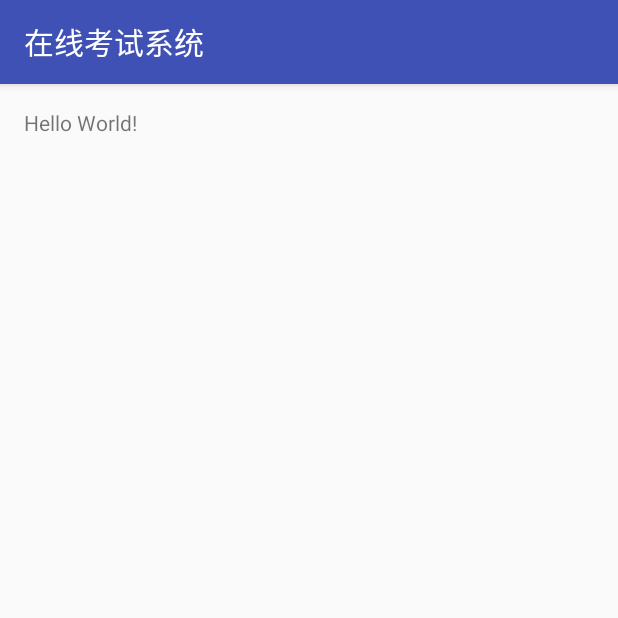
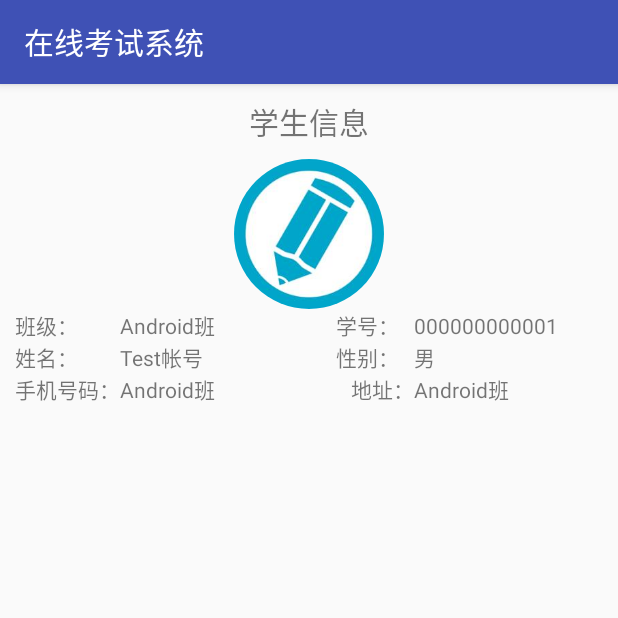
Before and after one commit to RichieYe/ExaminationSystem, an Android app: the MainActivity screen opened directly, with no data from a screen before it, on a phone screen of 412 x 824 dp, the top half of it. Run offline under Robolectric (Android 15) with nearby library versions, the phone set to English and light mode, and no system bars.

Commit message:
更换系统，重新上传

```diff
--- a/app/src/main/java/com/richieye/examinationsystem/FlashActivity.java
+++ b/app/src/main/java/com/richieye/examinationsystem/FlashActivity.java
@@ -92,7 +92,9 @@ public class FlashActivity extends AppCompatActivity {
                         editor.commit();
                     }else
                     {
-                        intent.setClass(FlashActivity.this,LoginActivity.class);
+                        //测试使用，暂时屏蔽
+                        //intent.setClass(FlashActivity.this,LoginActivity.class);
+                        intent.setClass(FlashActivity.this,MainActivity.class);
                     }
                     break;
             }
--- a/app/src/main/java/com/richieye/examinationsystem/MainActivity.java
+++ b/app/src/main/java/com/richieye/examinationsystem/MainActivity.java
@@ -1,5 +1,6 @@
 package com.richieye.examinationsystem;
 
+import android.content.Intent;
 import android.support.v7.app.AppCompatActivity;
 import android.os.Bundle;
 
@@ -9,5 +10,6 @@ public class MainActivity extends AppCompatActivity {
     protected void onCreate(Bundle savedInstanceState) {
         super.onCreate(savedInstanceState);
         setContentView(R.layout.activity_main);
+
     }
 }
--- a/app/src/main/res/layout/activity_main.xml
+++ b/app/src/main/res/layout/activity_main.xml
@@ -1,16 +1,121 @@
 <?xml version="1.0" encoding="utf-8"?>
-<RelativeLayout xmlns:android="http://schemas.android.com/apk/res/android"
+<LinearLayout xmlns:android="http://schemas.android.com/apk/res/android"
     xmlns:tools="http://schemas.android.com/tools"
     android:layout_width="match_parent"
     android:layout_height="match_parent"
-    android:paddingBottom="@dimen/activity_vertical_margin"
-    android:paddingLeft="@dimen/activity_horizontal_margin"
-    android:paddingRight="@dimen/activity_horizontal_margin"
-    android:paddingTop="@dimen/activity_vertical_margin"
+    android:orientation="vertical"
     tools:context="com.richieye.examinationsystem.MainActivity">
 
     <TextView
         android:layout_width="wrap_content"
         android:layout_height="wrap_content"
-        android:text="Hello World!" />
-</RelativeLayout>
+        android:text="学生信息"
+        android:textSize="20dp"
+        android:layout_marginTop="10dp"
+        android:layout_gravity="center_horizontal" />
+
+    <com.richieye.examinationsystemCustomControl.CustomRoundImageView
+        android:layout_width="100dp"
+        android:layout_height="100dp"
+        android:id="@+id/ivMainHead"
+        android:layout_marginTop="10dp"
+        android:layout_gravity="center"
+        android:src="@mipmap/default_head"/>
+
+    <GridLayout
+        android:layout_width="match_parent"
+        android:layout_height="wrap_content"
+        android:columnCount="4"
+        android:rowCount="4"
+        >
+
+        <TextView
+            android:layout_width="wrap_content"
+            android:layout_height="wrap_content"
+            android:layout_marginLeft="10dp"
+            android:layout_marginRight="0dp"
+            android:layout_row="0"
+            android:text="班级："/>
+
+        <TextView
+            android:layout_width="wrap_content"
+            android:layout_height="wrap_content"
+            android:id="@+id/tvMainClass"
+            android:layout_row="0"
+            android:layout_columnWeight="6"
+            android:layout_marginLeft="0dp"
+            android:layout_gravity="fill_horizontal"
+            android:text="Android班"/>
+
+        <TextView
+            android:layout_width="wrap_content"
+            android:layout_height="wrap_content"
+            android:layout_row="0"
+            android:text="学号："/>
+
+        <TextView
+            android:layout_width="wrap_content"
+            android:layout_height="wrap_content"
+            android:id="@+id/tvMainNo"
+            android:layout_columnWeight="3"
+            android:layout_row="0"
+            android:text="000000000001"/>
+
+        <TextView
+            android:layout_width="wrap_content"
+            android:layout_height="wrap_content"
+            android:layout_marginLeft="10dp"
+            android:layout_row="1"
+            android:text="姓名："/>
+
+        <TextView
+            android:layout_width="wrap_content"
+            android:layout_height="wrap_content"
+            android:id="@+id/tvMainName"
+            android:layout_columnWeight="3"
+            android:text="Test帐号"/>
+
+        <TextView
+            android:layout_width="wrap_content"
+            android:layout_height="wrap_content"
+            android:text="性别："/>
+
+        <TextView
+            android:layout_width="wrap_content"
+            android:layout_height="wrap_content"
+            android:id="@+id/tvMainGender"
+            android:layout_columnWeight="3"
+            android:text="男"/>
+
+        <TextView
+            android:layout_width="wrap_content"
+            android:layout_height="wrap_content"
+            android:layout_marginLeft="10dp"
+            android:layout_row="2"
+            android:text="手机号码："/>
+
+        <TextView
+            android:layout_width="wrap_content"
+            android:layout_height="wrap_content"
+            android:id="@+id/tvMainPhone"
+            android:layout_columnWeight="3"
+            android:text="Android班"/>
+
+        <TextView
+            android:layout_width="wrap_content"
+            android:layout_height="wrap_content"
+            android:layout_marginLeft="10dp"
+            android:layout_row="3"
+            android:text="地址："/>
+
+        <TextView
+            android:layout_width="wrap_content"
+            android:layout_height="wrap_content"
+            android:id="@+id/tvMainAddress"
+            android:layout_columnWeight="3"
+            android:layout_row="3"
+            android:text="Android班"/>
+
+    </GridLayout>
+
+</LinearLayout>
```
